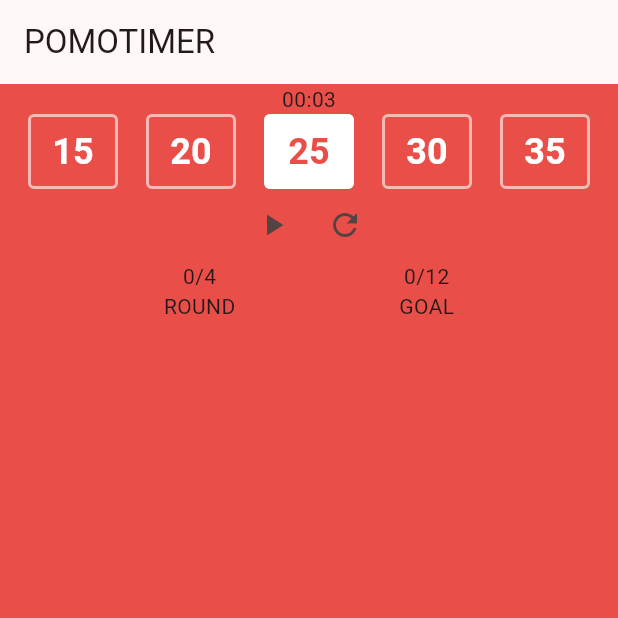
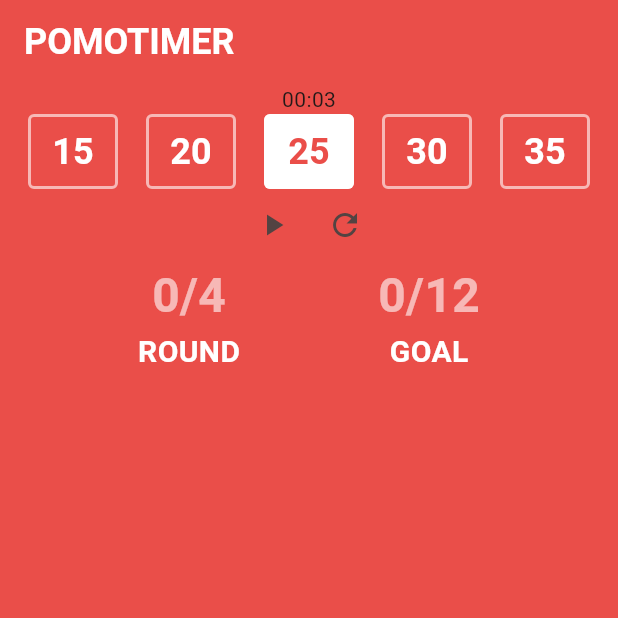
Before and after one commit to 0407chan/flutter_challenge_pomodoro, a Flutter app: the screen it shows after launch, on a phone screen of 412 x 824 dp, the top half of it. Run offline on Flutter 3.47's test engine with Material 3 defaults, Android fonts, the phone set to English and light mode, and no system bars; Roboto replaces fonts that are missing (pretendard).

Commit message:
feat: 스타일 작업 1

```diff
--- a/lib/screens/pomodoro_screen.dart
+++ b/lib/screens/pomodoro_screen.dart
@@ -2,6 +2,7 @@ import 'dart:async';
 
 import 'package:flutter/material.dart';
 import 'package:pomodoro/components/time_select_button.dart';
+import 'package:pomodoro/constants/color.dart';
 
 const int MINUTES = 1;
 
@@ -32,7 +33,6 @@ class _PomodoroScreenState extends State<PomodoroScreen> {
         if (timer > 0) {
           timer--;
         } else {
-          print('timer ended: $timer');
           t.cancel();
           setState(() {
             isRunning = false;
@@ -94,8 +94,17 @@ class _PomodoroScreenState extends State<PomodoroScreen> {
   Widget build(BuildContext context) {
     return Scaffold(
       appBar: AppBar(
-        title: const Text('POMOTIMER'),
+        title: const Text(
+          'POMOTIMER',
+          style: TextStyle(
+            color: AppColors.white,
+            fontWeight: FontWeight.bold,
+            fontSize: 24,
+          ),
+        ),
         centerTitle: false,
+        backgroundColor: AppColors.primary,
+        foregroundColor: AppColors.white,
       ),
       body: Column(
         children: [
@@ -148,14 +157,42 @@ class _PomodoroScreenState extends State<PomodoroScreen> {
             children: [
               Column(
                 children: [
-                  Text('$round/4'),
-                  const Text("ROUND"),
+                  Text(
+                    '$round/4',
+                    style: const TextStyle(
+                      color: AppColors.whiteSecondary,
+                      fontWeight: FontWeight.bold,
+                      fontSize: 32,
+                    ),
+                  ),
+                  const Text(
+                    "ROUND",
+                    style: TextStyle(
+                      color: AppColors.white,
+                      fontWeight: FontWeight.bold,
+                      fontSize: 20,
+                    ),
+                  ),
                 ],
               ),
               Column(
                 children: [
-                  Text('$goal/12'),
-                  const Text("GOAL"),
+                  Text(
+                    '$goal/12',
+                    style: const TextStyle(
+                      color: AppColors.whiteSecondary,
+                      fontSize: 32,
+                      fontWeight: FontWeight.bold,
+                    ),
+                  ),
+                  const Text(
+                    "GOAL",
+                    style: TextStyle(
+                      color: AppColors.white,
+                      fontWeight: FontWeight.bold,
+                      fontSize: 20,
+                    ),
+                  ),
                 ],
               ),
             ],
```
